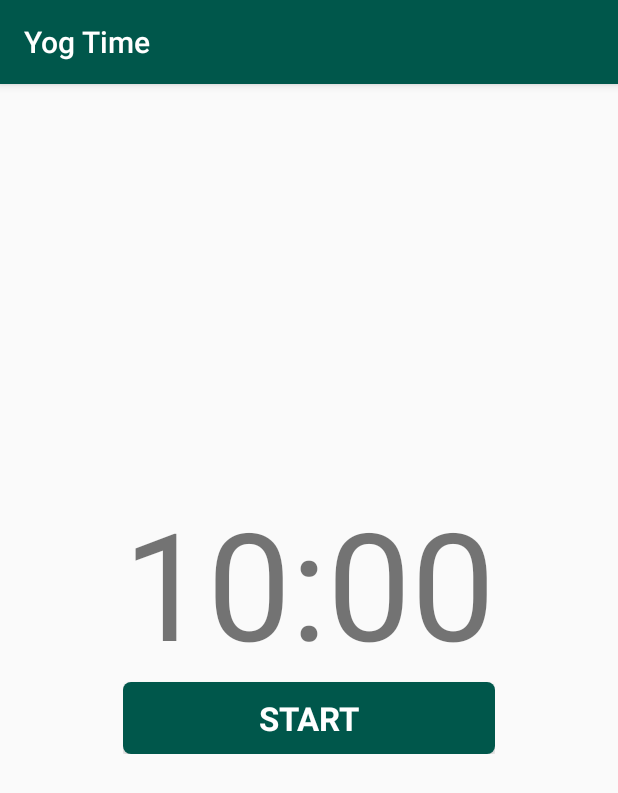
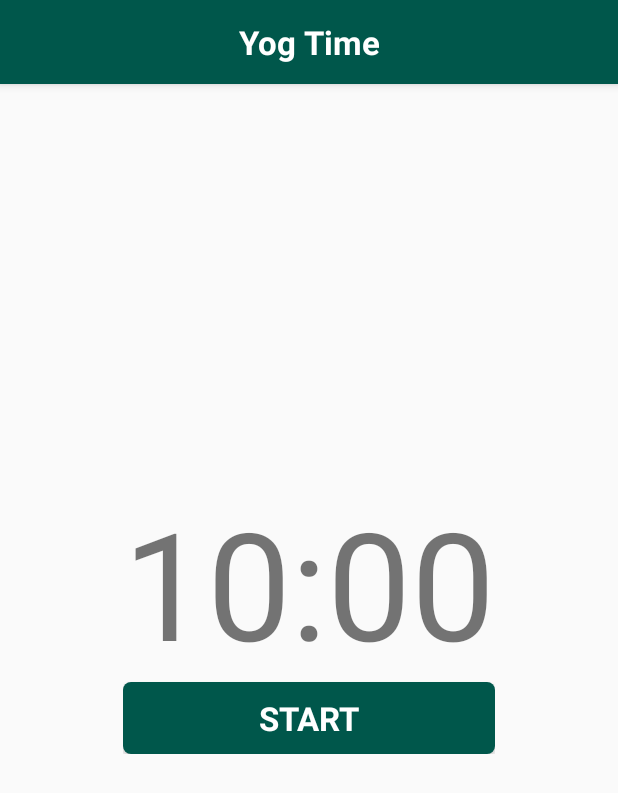
Before and after one commit to Tushaarv/YogTimer, an Android app: the screen it shows after launch (MainActivity), on a phone screen of 412 x 824 dp. Shown: the top 793 px of the screen. Run offline under Robolectric (Android 15) with nearby library versions, the phone set to English and light mode, and no system bars.

Commit message:
Tool Bar Center Alignment

```diff
--- a/app/src/main/java/com/tushar/yogtime/MainActivity.kt
+++ b/app/src/main/java/com/tushar/yogtime/MainActivity.kt
@@ -1,13 +1,16 @@
 package com.tushar.yogtime
 
+import android.annotation.SuppressLint
 import android.graphics.Color
 import android.media.MediaPlayer
 import android.os.Bundle
 import android.os.CountDownTimer
+import android.view.Gravity
 import android.view.View
 import android.view.WindowManager
 import android.widget.Button
 import android.widget.TextView
+import androidx.appcompat.app.ActionBar
 import androidx.appcompat.app.AppCompatActivity
 
 class MainActivity : AppCompatActivity() {
@@ -21,6 +24,7 @@
     //
     var mediaPlayer: MediaPlayer? = null
 
+    @SuppressLint("InflateParams")
     override fun onCreate(savedInstanceState: Bundle?) {
         super.onCreate(savedInstanceState)
         setContentView(R.layout.activity_main)
@@ -32,7 +36,16 @@
         )
 
         // Set label
-        setTitle(R.string.Home_Label)
+        supportActionBar?.displayOptions = ActionBar.DISPLAY_SHOW_CUSTOM
+
+        val customActionBar = layoutInflater.inflate(R.layout.toolbar, null)
+        val customActionBarLayoutParams = ActionBar.LayoutParams(
+            ActionBar.LayoutParams.MATCH_PARENT,
+            ActionBar.LayoutParams.MATCH_PARENT,
+            Gravity.CENTER
+        )
+        supportActionBar?.setCustomView(customActionBar, customActionBarLayoutParams)
+
 
         // Show Timer Countdown
         textTimer = findViewById(R.id.home_text_message)
@@ -79,14 +92,14 @@
                         // Play Alternate Sound
                         soundOne = !soundOne
                         val fileName = if (soundOne)
-                            "Feel.mp3"
+                            "FeelTheBody.wav"
                         else {
-                            "Hear.mp3"
+                            "HearTheSounds.wav"
                         }
                         playSound(fileName)
 
                     } else {
-                        playSound("OpenYourEyes.mp3")
+                        playSound("OpenYourEyes.wav")
                     }
 
                 } else {
--- /dev/null
+++ b/app/src/main/res/layout/toolbar.xml
@@ -0,0 +1,17 @@
+<?xml version="1.0" encoding="utf-8"?>
+<LinearLayout xmlns:android="http://schemas.android.com/apk/res/android"
+    android:layout_width="match_parent"
+    android:layout_height="?actionBarSize"
+    android:background="@color/colorPrimaryDark"
+    android:gravity="center">
+
+    <TextView
+        android:layout_width="match_parent"
+        android:layout_height="wrap_content"
+        android:gravity="center"
+        android:text="@string/Home_Label"
+        android:textAppearance="@style/TextAppearance.AppCompat.Large"
+        android:textColor="@android:color/white"
+        android:textStyle="bold" />
+
+</LinearLayout>
```
